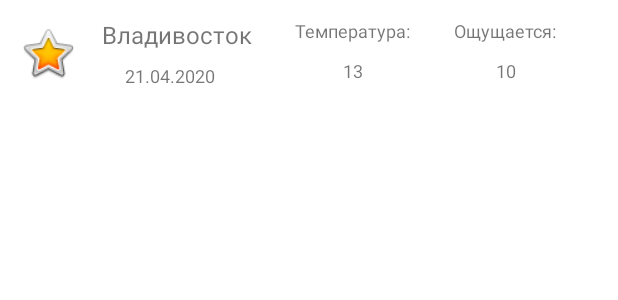
After one commit to Metgalos/WeatherApp, an Android app: the layout weather_row.xml on its own in the app's theme, with its tools: preview values and no code run, on a phone screen of 412 x 824 dp. The commit adds this screen. Shown: the top 300 px of the screen. Run offline under Robolectric (Android 15) with nearby library versions, the phone set to English and light mode, and no system bars; network calls fail.

Commit message:
Вывод списка истории запросов из базы данных

```diff
--- /dev/null
+++ b/app/src/main/java/com/example/weatherapp/infrastructure/DateFormat.kt
@@ -0,0 +1,6 @@
+package com.example.weatherapp.infrastructure
+
+object DateFormat {
+    const val DB_DATE_FORMAT = "yyyy/MM/dd HH:mm"
+    const val UI_DATE_FORMAT = "dd MMMM yyyy HH:mm"
+}
--- a/app/src/main/java/com/example/weatherapp/infrastructure/RetrofitClient.kt
+++ b/app/src/main/java/com/example/weatherapp/infrastructure/http/RetrofitClient.kt
@@ -1,4 +1,4 @@
-package com.example.weatherapp.infrastructure
+package com.example.weatherapp.infrastructure.http
 
 import okhttp3.OkHttpClient
 import okhttp3.logging.HttpLoggingInterceptor
--- /dev/null
+++ b/app/src/main/java/com/example/weatherapp/infrastructure/image/LoadPhotoConfig.kt
@@ -0,0 +1,3 @@
+package com.example.weatherapp.infrastructure.image
+
+data class LoadPhotoConfig(val url: String, val placeholder: Int? = null)
--- a/app/src/main/java/com/example/weatherapp/weatherapi/WeatherStackService.kt
+++ b/app/src/main/java/com/example/weatherapp/weatherapi/WeatherStackService.kt
@@ -1,6 +1,6 @@
 package com.example.weatherapp.weatherapi
 
-import com.example.weatherapp.infrastructure.RetrofitClient
+import com.example.weatherapp.infrastructure.http.RetrofitClient
 
 object WeatherStackService {
     private const val BASE_URL = "http://api.weatherstack.com/"
--- a/app/src/main/java/com/example/weatherapp/weatherapi/WeatherApiViewModel.kt
+++ b/app/src/main/java/com/example/weatherapp/weatherapi/viewmodel/WeatherApiViewModel.kt
@@ -1,4 +1,4 @@
-package com.example.weatherapp.weatherapi
+package com.example.weatherapp.weatherapi.viewmodel
 
 import androidx.lifecycle.MutableLiveData
 import androidx.lifecycle.ViewModel
--- a/app/src/main/java/com/example/weatherapp/weatherapi/WeatherViewModelFactory.kt
+++ b/app/src/main/java/com/example/weatherapp/weatherapi/viewmodel/WeatherViewModelFactory.kt
@@ -1,7 +1,8 @@
-package com.example.weatherapp.weatherapi
+package com.example.weatherapp.weatherapi.viewmodel
 
 import androidx.lifecycle.ViewModel
 import androidx.lifecycle.ViewModelProvider
+import com.example.weatherapp.weatherapi.WeatherService
 
 class WeatherViewModelFactory(
     private val weatherService: WeatherService
--- a/app/src/main/java/com/example/weatherapp/weatherstore/WeatherRepository.kt
+++ b/app/src/main/java/com/example/weatherapp/weatherstore/WeatherRepository.kt
@@ -1,8 +1,6 @@
 package com.example.weatherapp.weatherstore
 
 import androidx.lifecycle.LiveData
-import com.example.weatherapp.weatherstore.Weather
-import com.example.weatherapp.weatherstore.WeatherDao
 
 class WeatherRepository(private val weatherDao: WeatherDao) {
 
--- a/app/src/main/res/layout/fragment_weather.xml
+++ b/app/src/main/res/layout/fragment_weather.xml
@@ -3,7 +3,7 @@
     xmlns:app="http://schemas.android.com/apk/res-auto"
     xmlns:tools="http://schemas.android.com/tools"
     android:id="@+id/weatherFragmentLayout"
-    tools:context=".WeatherFragment">
+    tools:context=".fragments.search.WeatherFragment">
 
     <data>
         <variable
--- /dev/null
+++ b/app/src/main/res/layout/weather_row.xml
@@ -0,0 +1,89 @@
+<?xml version="1.0" encoding="utf-8"?>
+<androidx.constraintlayout.widget.ConstraintLayout xmlns:android="http://schemas.android.com/apk/res/android"
+    xmlns:app="http://schemas.android.com/apk/res-auto"
+    xmlns:tools="http://schemas.android.com/tools"
+    android:layout_width="match_parent"
+    android:layout_height="wrap_content"
+    android:padding="12dp">
+
+    <ImageView
+        android:id="@+id/rowIconImageView"
+        android:layout_width="40dp"
+        android:layout_height="40dp"
+        app:layout_constraintBottom_toBottomOf="parent"
+        app:layout_constraintStart_toStartOf="parent"
+        app:layout_constraintTop_toTopOf="parent"
+        app:srcCompat="@android:drawable/btn_star_big_on" />
+
+    <TextView
+        android:id="@+id/rowCityName"
+        android:layout_width="wrap_content"
+        android:layout_height="wrap_content"
+        android:layout_marginStart="16dp"
+        android:text="Владивосток"
+        android:textSize="16sp"
+        app:layout_constraintBottom_toBottomOf="parent"
+        app:layout_constraintStart_toEndOf="@+id/rowIconImageView"
+        app:layout_constraintTop_toTopOf="parent"
+        app:layout_constraintVertical_bias="0.0" />
+
+    <TextView
+        android:id="@+id/temperatureFeelsText"
+        android:layout_width="wrap_content"
+        android:layout_height="wrap_content"
+        android:text="@string/temperature_feels"
+        android:textSize="12sp"
+        app:layout_constraintBottom_toBottomOf="@+id/temperatureText"
+        app:layout_constraintEnd_toEndOf="parent"
+        app:layout_constraintHorizontal_bias="0.5"
+        app:layout_constraintStart_toEndOf="@+id/temperatureText"
+        app:layout_constraintTop_toTopOf="@+id/temperatureText" />
+
+    <TextView
+        android:id="@+id/temperatureText"
+        android:layout_width="wrap_content"
+        android:layout_height="wrap_content"
+        android:text="@string/temperature"
+        android:textSize="12sp"
+        app:layout_constraintEnd_toStartOf="@+id/temperatureFeelsText"
+        app:layout_constraintHorizontal_bias="0.5"
+        app:layout_constraintStart_toEndOf="@+id/rowCityName"
+        app:layout_constraintTop_toTopOf="@+id/rowCityName" />
+
+    <TextView
+        android:id="@+id/temperatureValue"
+        android:layout_width="wrap_content"
+        android:layout_height="wrap_content"
+        android:text="13"
+        android:textSize="12sp"
+        app:layout_constraintBottom_toBottomOf="parent"
+        app:layout_constraintEnd_toEndOf="@+id/temperatureText"
+        app:layout_constraintStart_toStartOf="@+id/temperatureText"
+        app:layout_constraintTop_toBottomOf="@+id/temperatureText"
+        app:layout_constraintVertical_bias="0.75" />
+
+    <TextView
+        android:id="@+id/temperatureFeelsValue"
+        android:layout_width="wrap_content"
+        android:layout_height="wrap_content"
+        android:text="10"
+        android:textSize="12sp"
+        app:layout_constraintBottom_toBottomOf="parent"
+        app:layout_constraintEnd_toEndOf="@+id/temperatureFeelsText"
+        app:layout_constraintStart_toStartOf="@+id/temperatureFeelsText"
+        app:layout_constraintTop_toBottomOf="@+id/temperatureFeelsText"
+        app:layout_constraintVertical_bias="0.75" />
+
+    <TextView
+        android:id="@+id/datetimeText"
+        android:layout_width="wrap_content"
+        android:layout_height="wrap_content"
+        android:layout_marginTop="8dp"
+        android:text="21.04.2020"
+        android:textSize="12sp"
+        app:layout_constraintBottom_toBottomOf="parent"
+        app:layout_constraintEnd_toEndOf="@+id/rowCityName"
+        app:layout_constraintHorizontal_bias="0.378"
+        app:layout_constraintStart_toStartOf="@+id/rowCityName"
+        app:layout_constraintTop_toBottomOf="@+id/rowCityName" />
+</androidx.constraintlayout.widget.ConstraintLayout>
--- a/app/src/main/res/navigation/navigation.xml
+++ b/app/src/main/res/navigation/navigation.xml
@@ -7,7 +7,7 @@
 
     <fragment
         android:id="@+id/weatherFragment"
-        android:name="com.example.weatherapp.WeatherFragment"
+        android:name="com.example.weatherapp.fragments.search.WeatherFragment"
         android:label="fragment_weather"
         tools:layout="@layout/fragment_weather" >
         <action
@@ -20,7 +20,7 @@
     </fragment>
     <fragment
         android:id="@+id/historyFragment"
-        android:name="com.example.weatherapp.HistoryFragment"
+        android:name="com.example.weatherapp.fragments.list.HistoryFragment"
         android:label="fragment_history"
         tools:layout="@layout/fragment_history" />
 </navigation>
--- a/app/src/main/res/values/strings.xml
+++ b/app/src/main/res/values/strings.xml
@@ -1,6 +1,5 @@
 <resources>
     <string name="app_name">WeatherApp</string>
-    <!-- TODO: Remove or change this placeholder text -->
     <string name="hello_blank_fragment">Hello blank fragment</string>
     <string name="enterCity">Введите город: </string>
     <string name="moscow">Москва</string>
```
Also changed, not shown: app/src/main/java/com/example/weatherapp/HistoryFragment.kt (deleted, +0 -24 lines), app/src/main/java/com/example/weatherapp/fragments/list/HistoryFragment.kt (added, +41 -0 lines), app/src/main/java/com/example/weatherapp/fragments/list/WeatherListAdapter.kt (added, +55 -0 lines), app/src/main/java/com/example/weatherapp/fragments/search/WeatherFragment.kt (renamed from app/src/main/java/com/example/weatherapp/WeatherFragment.kt, +19 -16 lines), app/src/main/java/com/example/weatherapp/infrastructure/image/GlideImageLoader.kt (added, +15 -0 lines), app/src/main/java/com/example/weatherapp/infrastructure/image/ImageLoader.kt (added, +8 -0 lines), app/src/main/java/com/example/weatherapp/weatherstore/viewmodel/WeatherDatabaseViewModel.kt (renamed from app/src/main/java/com/example/weatherapp/weatherstore/WeatherDatabaseViewModel.kt, +8 -3 lines), app/src/main/res/layout/fragment_history.xml (+5 -5 lines).
